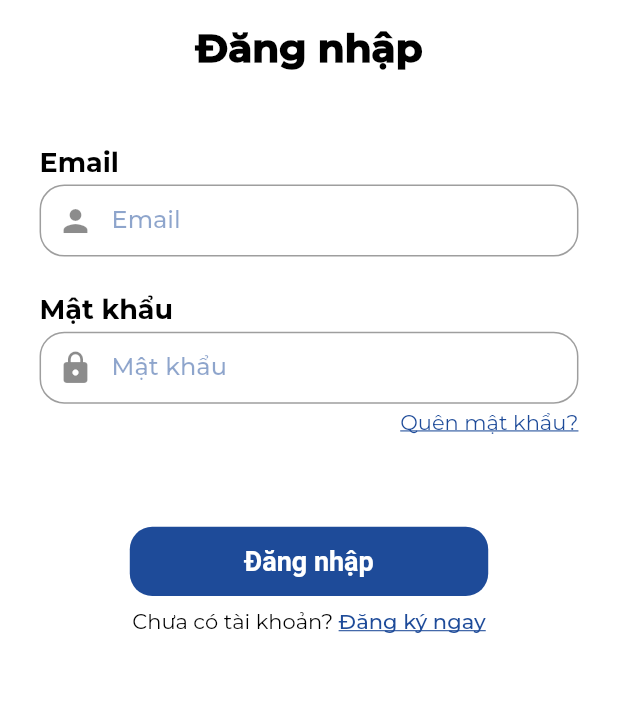
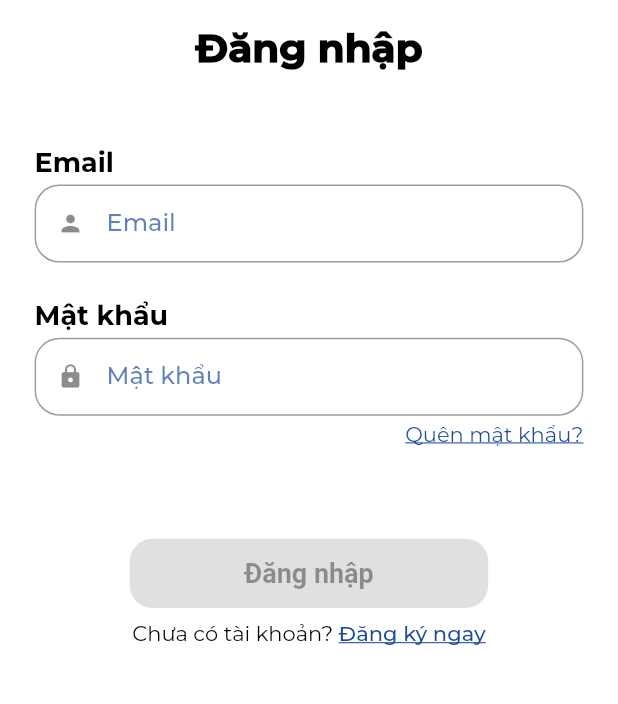
Before and after one commit to LuongDuyDat/dissertation, a Flutter app: the screen it shows after launch, on a phone screen of 412 x 824 dp, the part 371-1075 px from its top. Run offline on Flutter 3.47's test engine with Material 2 defaults, Android fonts, the phone set to English and light mode, and no system bars; project files that could hold a hidden picture were left out.

Commit message:
add register screen

```diff
--- a/lib/component/button.dart
+++ b/lib/component/button.dart
@@ -6,8 +6,9 @@ class Button extends StatelessWidget {
   final double width;
   final double height;
   final String text;
+  final Function()? onPressed;
 
-  const Button({super.key, required this.type, required this.width, required this.height, required this.text});
+  const Button({super.key, required this.type, required this.width, required this.height, required this.text, this.onPressed});
 
   @override
   Widget build(BuildContext context) {
@@ -15,10 +16,10 @@ class Button extends StatelessWidget {
       width: width,
       height: height,
       child: type == 0 ? ElevatedButton(
-        onPressed: () {  },
+        onPressed: onPressed,
         child: Text(text),
       ) : OutlinedButton(
-        onPressed: () {},
+        onPressed: onPressed,
         child: Text(text),
       ),
     );
--- a/lib/component/input_field.dart
+++ b/lib/component/input_field.dart
@@ -1,6 +1,5 @@
 import 'package:flutter/material.dart';
 import 'package:flutter/services.dart';
-import 'package:learning_intern_support_system/util/theme.dart';
 
 import '../util/global.dart';
 
@@ -36,10 +35,10 @@ class InputField extends StatelessWidget {
           padding: EdgeInsets.only(left: screenWidth * 0.02, right: 0),
           child: suffixIcon,
         ) : const SizedBox(width: 0, height: 0),
-        contentPadding: EdgeInsets.only(top: screenHeight * 0.016,),
         border: OutlineInputBorder(
           borderRadius: BorderRadius.all(Radius.circular(screenWidth * 0.04)),
         ),
+        isDense: true,
       ),
       obscureText: obscure,
       style: Theme.of(context).textTheme.bodyLarge?.copyWith(fontWeight: FontWeight.normal),
--- a/lib/screen/login.dart
+++ b/lib/screen/login.dart
@@ -1,7 +1,10 @@
+import 'package:flutter/gestures.dart';
 import 'package:flutter/material.dart';
 import 'package:learning_intern_support_system/component/button.dart';
 import 'package:learning_intern_support_system/component/input_field.dart';
+import 'package:learning_intern_support_system/screen/register.dart';
 import 'package:learning_intern_support_system/util/global.dart';
+import 'package:learning_intern_support_system/util/navigate.dart';
 import 'package:learning_intern_support_system/util/strings.dart';
 import 'package:learning_intern_support_system/util/theme.dart';
 
@@ -23,7 +26,7 @@ class LoginPage extends StatelessWidget {
             Text(loginString, style: Theme.of(context).textTheme.displayLarge,),
             SizedBox(height: 0.06 * screenHeight),
             Padding(
-              padding: EdgeInsets.symmetric(horizontal: 0.064 * screenWidth),
+              padding: EdgeInsets.symmetric(horizontal: 0.056 * screenWidth),
               child: Column(
                 crossAxisAlignment: CrossAxisAlignment.start,
                 children: [
@@ -67,17 +70,20 @@ class LoginPage extends StatelessWidget {
             SizedBox(height: 0.01 * screenHeight),
             RichText(
               text: TextSpan(
-                text: '$notHaveAccount ',
+                text: '$notHaveAccountString ',
                 style: Theme.of(context).textTheme.bodyMedium!.copyWith(
                   fontWeight: FontWeight.normal,
                 ),
                 children: [
                   TextSpan(
-                    text: registerNow,
+                    text: registerNowString,
                     style: Theme.of(context).textTheme.bodyMedium!.copyWith(
                       color: primaryLightColor,
                       decoration: TextDecoration.underline,
                     ),
+                    recognizer: TapGestureRecognizer()..onTap = () {
+                      Navigate.pushPage(context, const RegisterPage(number: 0));
+                    }
                   ),
                 ]
               ),
--- a/lib/util/strings.dart
+++ b/lib/util/strings.dart
@@ -1,8 +1,21 @@
 import 'global.dart';
 
-String loginString = lang == 'vi' ? 'Đăng nhập' : 'Login';
+String loginString = lang == 'vi' ? 'Đăng nhập' : 'Sign In';
+String signUpString = lang == 'vi' ? 'Đăng ký' : 'Sign Up';
 String emailString = 'Email';
 String passwordString = lang == 'vi' ? 'Mật khẩu' : 'Password';
 String forgetPasswordString = lang == 'vi' ? 'Quên mật khẩu?' : 'Forgot Password?';
-String notHaveAccount = lang == 'vi' ? 'Chưa có tài khoản?' : 'Don\'t have account';
-String registerNow = lang == 'vi' ? 'Đăng ký ngay' : 'Register now';
+String notHaveAccountString = lang == 'vi' ? 'Chưa có tài khoản?' : 'Don\'t have account';
+String registerNowString = lang == 'vi' ? 'Đăng ký ngay' : 'Register now';
+String createAccountString = lang =='vi' ? 'Tạo tài khoản' : 'Create Account';
+String infoAccountString = lang =='vi' ? 'Thông tin tài khoản' : 'Account Information';
+String infoPersonalString = lang =='vi' ? 'Thông tin cá nhân' : 'Personal Information';
+String confirmPasswordString = lang == 'vi' ? 'Xác nhận mật khẩu' : 'Confirm Password';
+String nextString = lang == 'vi' ? 'Tiếp' : 'Next';
+String alreadyHaveAccount = lang == 'vi' ? 'Đã có tài khoản?' : 'Already have account?';
+String fullNameString = lang == 'vi' ? 'Họ và Tên' : 'Fullname';
+String studentIdString = lang == 'vi' ? 'Mã sinh viên' : 'Student ID';
+String classString = lang == 'vi' ? 'Lớp' : 'Class';
+String facultyString = lang == 'vi' ? 'Khoa' : 'Faculty';
+List<String> classDropDownString = ['K64C-CLC', 'K64C-B'];
+List<String> facultyDropDownString = ['Công nghệ thông tin', 'Điện tử viễn thông'];
--- a/lib/util/theme.dart
+++ b/lib/util/theme.dart
@@ -3,14 +3,16 @@ import 'package:flutter/material.dart';
 Color primaryLightColor = const Color(0xFF1E4B99);
 Color backgroundLightColor = const Color(0xFFC0CAD4);
 Color secondaryLightColor = const Color(0xFF189DC3);
+Color highLightColor = primaryLightColor.withOpacity(0.7);
 Color backgroundLightColor2 = Colors.white;
 Color textLightColor = Colors.black;
-Color hintText = primaryLightColor.withOpacity(0.5);
+Color hintLightText = primaryLightColor.withOpacity(0.7);
+Color hintLightText2 = const Color(0xFF676767);
 
 final appThemeLight = ThemeData(
   primaryColor: primaryLightColor,
   scaffoldBackgroundColor: backgroundLightColor,
-  highlightColor: secondaryLightColor,
+  highlightColor: highLightColor,
   fontFamily: 'Montserrat',
 
   textTheme: TextTheme(
@@ -57,17 +59,17 @@ final appThemeLight = ThemeData(
     titleLarge: TextStyle(
       fontSize: 16,
       fontWeight: FontWeight.w500,
-      color: hintText
+      color: hintLightText,
     ),
     titleMedium: TextStyle(
       fontSize: 14,
       fontWeight: FontWeight.w500,
-      color: hintText,
+      color: hintLightText,
     ),
     titleSmall: TextStyle(
       fontSize: 12,
       fontWeight: FontWeight.w500,
-      color: hintText,
+      color: hintLightText,
     ),
   ),
 
@@ -75,6 +77,10 @@ final appThemeLight = ThemeData(
     backgroundColor: backgroundLightColor2,
     centerTitle: false,
     titleSpacing: 10,
+    iconTheme: const IconThemeData(
+      size: 25,
+      color: Colors.black,
+    ),
     titleTextStyle: TextStyle(
       fontSize: 26,
       fontWeight: FontWeight.w900,
@@ -110,4 +116,10 @@ final appThemeLight = ThemeData(
       ),
     ),
   ),
+
+  iconButtonTheme: IconButtonThemeData(
+    style: ButtonStyle(
+      iconColor: MaterialStateProperty.all(textLightColor),
+    ),
+  ),
 );
```
Also changed, not shown: lib/component/dropdown_field.dart (added, +48 -0 lines), lib/screen/register.dart (added, +185 -0 lines), lib/util/navigate.dart (added, +11 -0 lines).
